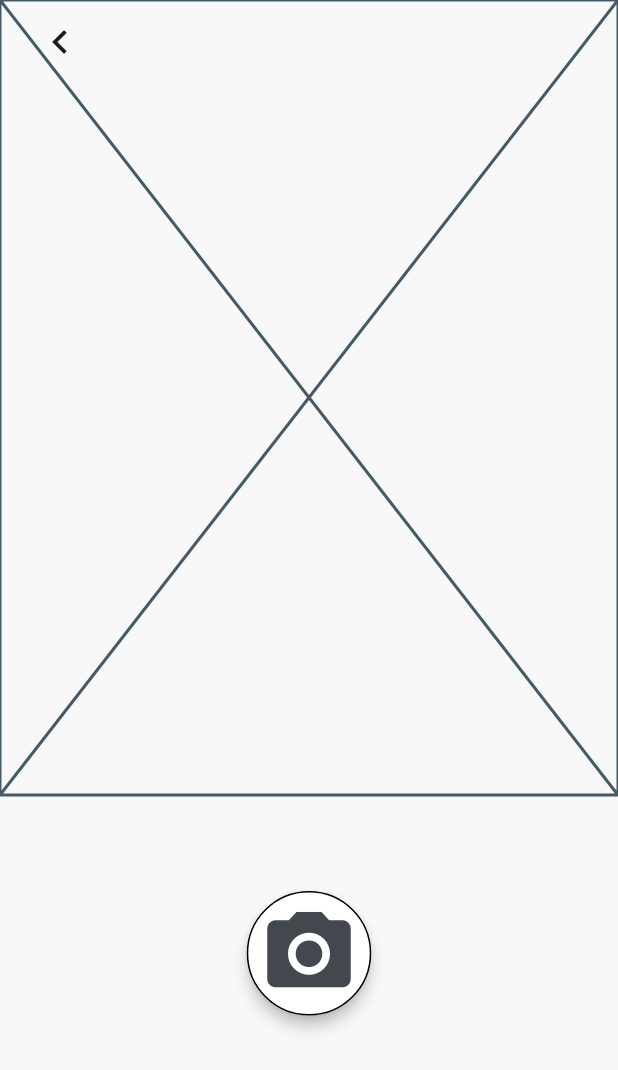
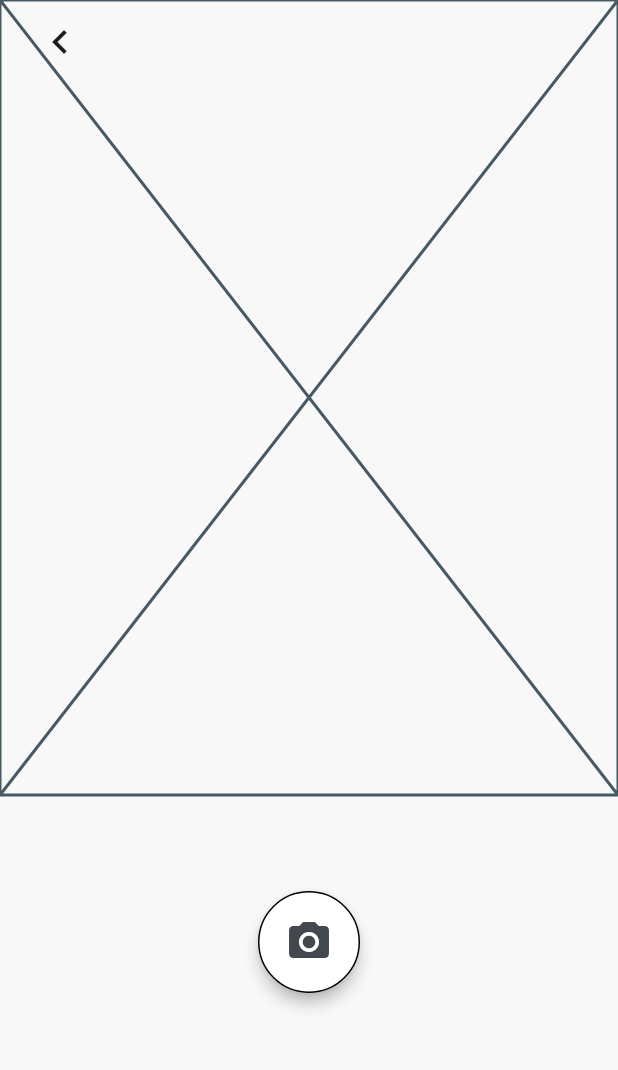
Before and after one commit to after-school-garbage-squad/repaint_mobile, a Flutter app: the OperatorCameraScreen screen opened by its route, on a phone screen of 412 x 824 dp. Shown: the top 1070 px of the screen. Run offline on Flutter 3.47's test engine with Material 2 defaults, Android fonts, the phone set to English and light mode, and no system bars; our stand-ins replace auto_route.

Commit message:
fix: wrong icon size in OperatorCameraScreen

```diff
--- a/lib/features/operator/presentation/screens/operator_camera_screen.dart
+++ b/lib/features/operator/presentation/screens/operator_camera_screen.dart
@@ -24,7 +24,7 @@ class OperatorCameraScreen extends StatelessWidget {
                 context.replaceRoute(const OperatorCameraPreviewRoute());
               },
               icon: Icons.camera_alt,
-              size: 67.0,
+              padding: const EdgeInsets.all(18.0),
               colors: const FlatIconButtonColors(
                 backgroundColor: Colors.white,
                 borderColor: Colors.black,
```
